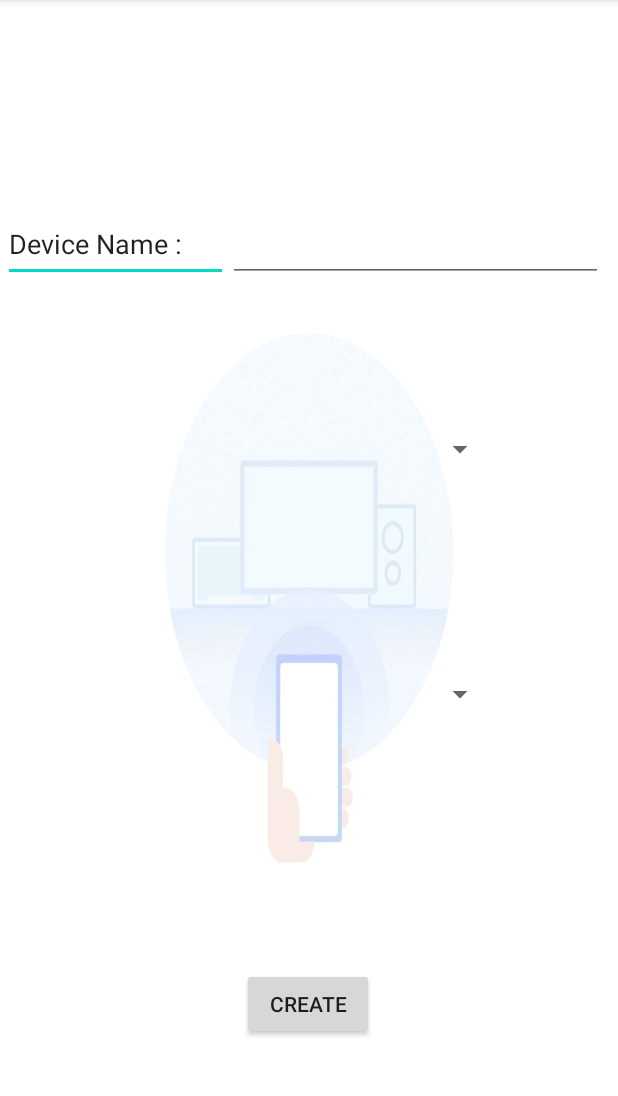
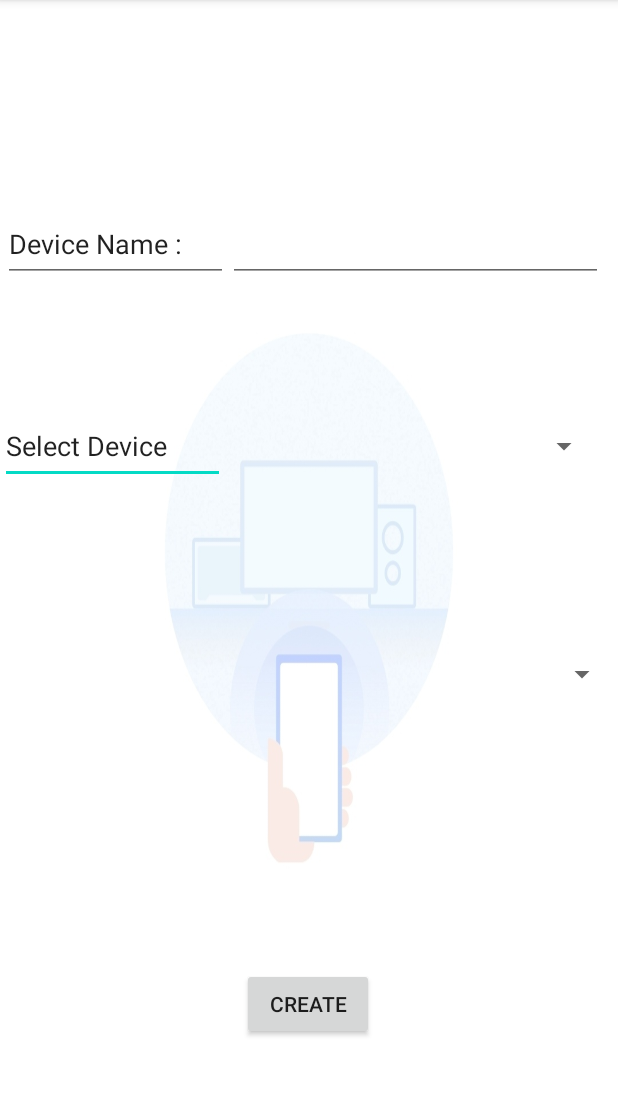
Before and after one commit to harithmanoj/Universal-IR-Remote-Android, an Android app: the AddRemote screen opened directly, with no data from a screen before it, on a phone screen of 412 x 824 dp, the part 84-1180 px from its top. Run offline under Robolectric (Android 15) with nearby library versions, the phone set to English and light mode, and no system bars; 2 statements that could not run were skipped.

Commit message:
Added textView for Select Device

```diff
--- a/app/src/main/res/layout/activity_add_remote.xml
+++ b/app/src/main/res/layout/activity_add_remote.xml
@@ -26,16 +26,31 @@
     android:background="@drawable/back"
     tools:context=".AddRemote">
 
+    <EditText
+        android:id="@+id/textViewDeviceSelect"
+        android:layout_width="150dp"
+        android:layout_height="50dp"
+        android:autofillHints=""
+        android:ems="10"
+        android:inputType="textPersonName"
+        android:text="Select Device"
+        app:layout_constraintBottom_toBottomOf="parent"
+        app:layout_constraintEnd_toEndOf="parent"
+        app:layout_constraintHorizontal_bias="0.0"
+        app:layout_constraintStart_toStartOf="parent"
+        app:layout_constraintTop_toTopOf="parent"
+        app:layout_constraintVertical_bias="0.38" />
+
     <Spinner
         android:id="@+id/spnr_ProtocolSelect"
         android:layout_width="250dp"
         android:layout_height="50dp"
         app:layout_constraintBottom_toBottomOf="parent"
         app:layout_constraintEnd_toEndOf="parent"
-        app:layout_constraintHorizontal_bias="0.496"
+        app:layout_constraintHorizontal_bias="1.0"
         app:layout_constraintStart_toStartOf="parent"
         app:layout_constraintTop_toTopOf="parent"
-        app:layout_constraintVertical_bias="0.61" />
+        app:layout_constraintVertical_bias="0.591" />
 
     <Spinner
         android:id="@+id/spnr_DeviceSelect"
@@ -43,10 +58,10 @@
         android:layout_height="50dp"
         app:layout_constraintBottom_toBottomOf="parent"
         app:layout_constraintEnd_toEndOf="parent"
-        app:layout_constraintHorizontal_bias="0.496"
-        app:layout_constraintStart_toStartOf="parent"
+        app:layout_constraintHorizontal_bias="0.0"
+        app:layout_constraintStart_toEndOf="@+id/textViewDeviceSelect"
         app:layout_constraintTop_toTopOf="parent"
-        app:layout_constraintVertical_bias="0.383" />
+        app:layout_constraintVertical_bias="0.38" />
 
     <Button
         android:id="@+id/btn_Create"
```
